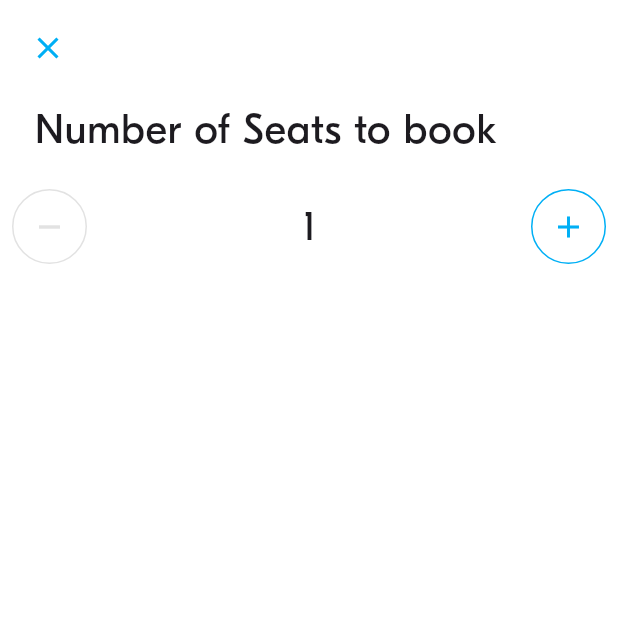
After one commit to nangdypanhar/BlaBlaProject, a Flutter app: the SeatSpinnerScreen screen opened directly, on a phone screen of 412 x 824 dp, the top half of it. The commit adds this screen. Run offline on Flutter 3.47's test engine with Material 3 defaults, Android fonts, the phone set to English and light mode, and no system bars; project files that could hold a hidden picture were left out.

Commit message:
BLA-008 Implement the Seat number spinner

```diff
--- a/lib/screens/ride_pref/ride_pref_screen.dart
+++ b/lib/screens/ride_pref/ride_pref_screen.dart
@@ -1,4 +1,3 @@
-import 'package:bla_bla_project/widgets/actions/bla_button.dart';
 import 'package:flutter/material.dart';
 
 import '../../model/ride_pref/ride_pref.dart';
--- a/lib/screens/ride_pref/widgets/ride_pref_form.dart
+++ b/lib/screens/ride_pref/widgets/ride_pref_form.dart
@@ -1,6 +1,5 @@
-import 'dart:ui';
-
 import 'package:bla_bla_project/screens/location_picker_screen.dart';
+import 'package:bla_bla_project/screens/seat_spinner_screen.dart';
 import 'package:bla_bla_project/theme/theme.dart';
 import 'package:bla_bla_project/utils/animations_util.dart';
 import 'package:bla_bla_project/widgets/actions/bla_button.dart';
@@ -94,7 +93,12 @@ class _RidePrefFormState extends State<RidePrefForm> {
           customInputField(
               hintText: "Passenger",
               icon: Icon(Icons.person_outline_sharp),
-              onTap: () {},
+              onTap: () {
+                Navigator.push(
+                    context,
+                    MaterialPageRoute(
+                        builder: (context) => SeatSpinnerScreen()));
+              },
               focusNode: _focusNodeLocation),
           SizedBox(height: 10),
           BlaButton(text: "Search", onPressed: () {}),
--- /dev/null
+++ b/lib/screens/seat_spinner_screen.dart
@@ -0,0 +1,90 @@
+import 'package:bla_bla_project/theme/theme.dart';
+import 'package:flutter/material.dart';
+
+class SeatSpinnerScreen extends StatefulWidget {
+  const SeatSpinnerScreen({super.key});
+
+  @override
+  State<SeatSpinnerScreen> createState() => _SeatSpinnerScreenState();
+}
+
+class _SeatSpinnerScreenState extends State<SeatSpinnerScreen> {
+  int count = 1;
+
+  void removeSeat() {
+    if (count > 1) {
+      setState(() {
+        count -= 1;
+      });
+    }
+  }
+
+  void addSeat() {
+    setState(() {
+      count++;
+    });
+  }
+
+  @override
+  Widget build(BuildContext context) {
+    return Scaffold(
+      body: Padding(
+        padding: const EdgeInsets.all(8.0),
+        child: Column(
+          mainAxisAlignment: MainAxisAlignment.start,
+          crossAxisAlignment: CrossAxisAlignment.start,
+          children: [
+            IconButton(
+                onPressed: () {
+                  Navigator.pop(context);
+                },
+                icon: Icon(Icons.clear),
+                color: BlaColors.primary),
+            SizedBox(height: 10),
+            Padding(
+              padding: EdgeInsets.only(left: 15),
+              child: Text("Number of Seats to book ",
+                  style: BlaTextStyles.heading),
+            ),
+            SizedBox(height: 20),
+            Row(
+              mainAxisAlignment: MainAxisAlignment.spaceBetween,
+              children: [
+                Container(
+                  decoration: BoxDecoration(
+                    shape: BoxShape.circle,
+                    border: Border.all(
+                        color: count > 1
+                            ? BlaColors.primary
+                            : BlaColors.greyLight),
+                  ),
+                  child: IconButton(
+                    onPressed: () => removeSeat(),
+                    icon: Icon(Icons.remove,
+                        color: count > 1
+                            ? BlaColors.primary
+                            : BlaColors.greyLight),
+                  ),
+                ),
+                Text(
+                  '$count',
+                  style: BlaTextStyles.heading,
+                ),
+                Container(
+                  decoration: BoxDecoration(
+                    shape: BoxShape.circle,
+                    border: Border.all(color: BlaColors.primary),
+                  ),
+                  child: IconButton(
+                    onPressed: () => addSeat(),
+                    icon: Icon(Icons.add, color: BlaColors.primary),
+                  ),
+                )
+              ],
+            )
+          ],
+        ),
+      ),
+    );
+  }
+}
```
